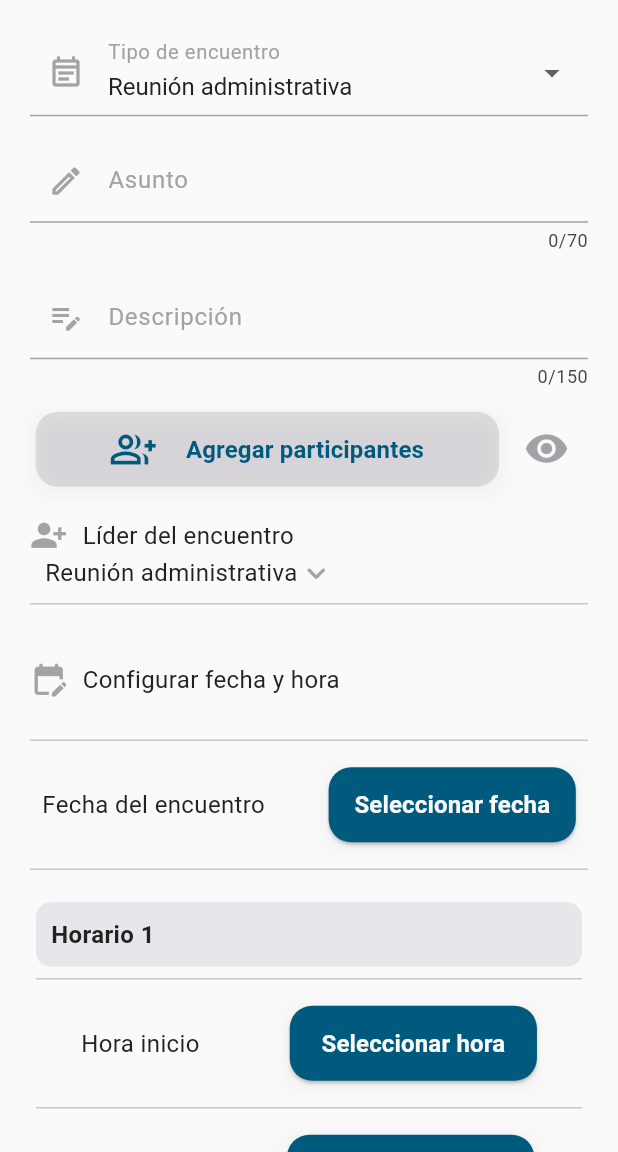
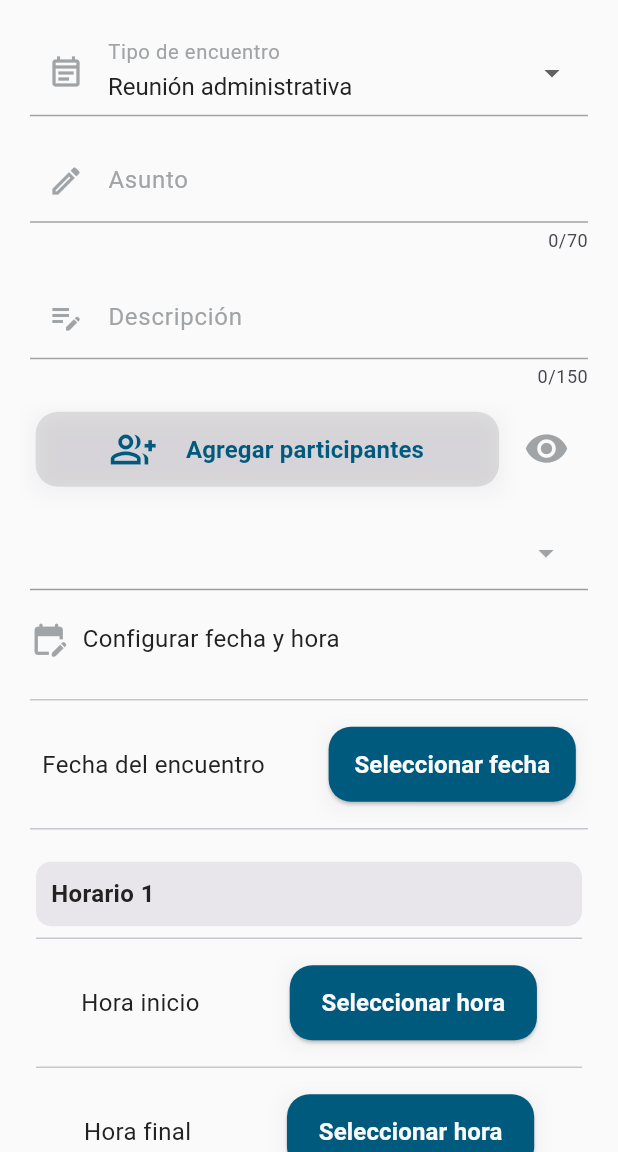
Before and after one commit to Archimarks/frontend_app, a Flutter app: the CreateMeeting screen opened by its route, on a phone screen of 412 x 824 dp, the part 84-1236 px from its top. Run offline on Flutter 3.47's test engine with Material 3 defaults, Android fonts, the phone set to English and light mode, and no system bars; our stand-ins replace bloc, connectivity_plus, flutter_bloc, go_router, shared_preferences; accounts and stored records are empty; Roboto replaces fonts that are missing (Libre Franklin).

Commit message:
Agrega el widget CustomSelectionField y actualiza la vista de creación de encuentros para incluirlo. También se centraliza la exportación de widgets en el barrel correspondiente.

```diff
--- a/lib/src/Core/Barrels/widgets_shared_barrel.dart
+++ b/lib/src/Core/Barrels/widgets_shared_barrel.dart
@@ -27,3 +27,5 @@ export '../../Shared/Widgets/meet_card.dart';
 export '../../Shared/Widgets/text_field.dart';
 // Widget de tarjeta para mostrar información de los usuarios personalizada
 export '../../Shared/Widgets/users_card.dart';
+// Widget de campo de selección personalizado
+export '../../Shared/Widgets/selection_field.dart';
--- a/lib/src/Features/Create_meeting/Presentation/Views/create_meeting_view.dart
+++ b/lib/src/Features/Create_meeting/Presentation/Views/create_meeting_view.dart
@@ -21,8 +21,9 @@ class CreateMeeting extends StatefulWidget {
 }
 
 class _CreateMeetingState extends State<CreateMeeting> {
-  String _selectedMeetType = 'Reunión administrativa';
-
+  String _selectedMeetType =
+      'Reunión administrativa'; // Tipo de encuentro seleccionado por defecto
+  /// Lista de tipos de encuentros disponibles
   final List<String> _encounterTypes = [
     'Reunión administrativa',
     'Clases académicas',
@@ -34,9 +35,9 @@ class _CreateMeetingState extends State<CreateMeeting> {
   _descriptionController; // Controlador para el campo de descripción
   final String _selectedLeadingUser = 'Reunión administrativa';
   DateTime? _startDate; // Fecha de inicio por defecto
-  TimeOfDay? _startTime; // Hora de inicio por defecto
+  TimeOfDay? _startTime; // Hora de inicio
   DateTime? _endDate; // Fecha de fin por defecto
-  TimeOfDay? _endTime; // Hora de fin por defecto
+  TimeOfDay? _endTime; // Hora de fin
 
   @override
   void initState() {
@@ -148,7 +149,14 @@ class _CreateMeetingState extends State<CreateMeeting> {
         ],
       ),
       const SizedBox(height: 20),
-      _buildSpaceLeadingUser(),
+      //_buildSpaceLeadingUser(),
+      CustomSelectionField(
+        title: 'Líder del encuentro',
+        displayValue: '',
+        onPressed: () {
+          print('Funciona como botón');
+        },
+      ),
       const SizedBox(height: 20),
       Row(
         children: [
@@ -235,6 +243,7 @@ class _CreateMeetingState extends State<CreateMeeting> {
           ],
         ),
         Row(
+          mainAxisAlignment: MainAxisAlignment.spaceBetween,
           children: [
             const SizedBox(width: 10),
             Text(
--- /dev/null
+++ b/lib/src/Shared/Widgets/selection_field.dart
@@ -0,0 +1,72 @@
+/// ****************************************************************************
+/// * Widget: CustomSelectionField
+/// * Fecha: 2025
+/// * Descripción: Widget de selección que ejecuta una acción al ser presionado y
+/// *              muestra un valor dinámico.
+/// * Autores: Geraldine Perilla Valderrama & Marcos Alejandro Collazos Marmolejo
+/// ****************************************************************************
+library;
+
+import 'package:flutter/material.dart';
+
+import '../../Core/Barrels/enums_barrel.dart';
+
+class CustomSelectionField extends StatelessWidget {
+  const CustomSelectionField({
+    super.key,
+    required this.title,
+    required this.displayValue, // El valor a mostrar
+    required this.onPressed, // Callback que se ejecuta al presionar
+    this.prefixIcon,
+    this.iconColor = TipoColores.pantoneCool,
+    this.backgroundColor = TipoColores.seasalt,
+  });
+
+  final String title;
+  final String? displayValue;
+  final VoidCallback onPressed;
+  final IconData? prefixIcon;
+  final TipoColores iconColor;
+  final TipoColores backgroundColor;
+
+  @override
+  Widget build(final BuildContext context) {
+    // Si el valor a mostrar es nulo, se muestra el título.
+    final String textToDisplay = displayValue ?? title;
+
+    return GestureDetector(
+      onTap: onPressed, // Llama directamente a la función pasada por el padre
+      child: Container(
+        padding: const EdgeInsets.symmetric(horizontal: 16, vertical: 12),
+        decoration: BoxDecoration(
+          color: backgroundColor.value,
+          border: const Border(
+            bottom: BorderSide(color: Colors.grey, width: 1.0),
+          ),
+        ),
+        child: Row(
+          children: [
+            if (prefixIcon != null)
+              Padding(
+                padding: const EdgeInsets.only(right: 16),
+                child: Icon(prefixIcon, color: iconColor.value),
+              ),
+            Expanded(
+              child: Text(
+                textToDisplay,
+                style: TextStyle(
+                  color: TipoColores.pantoneBlackC.value,
+                  fontSize: 16,
+                  fontWeight: displayValue != null
+                      ? FontWeight.bold
+                      : FontWeight.w400,
+                ),
+              ),
+            ),
+            Icon(Icons.arrow_drop_down, color: iconColor.value),
+          ],
+        ),
+      ),
+    );
+  }
+}
```
Also changed, not shown: lib/src/Shared/Widgets/pop_up.dart (added).
